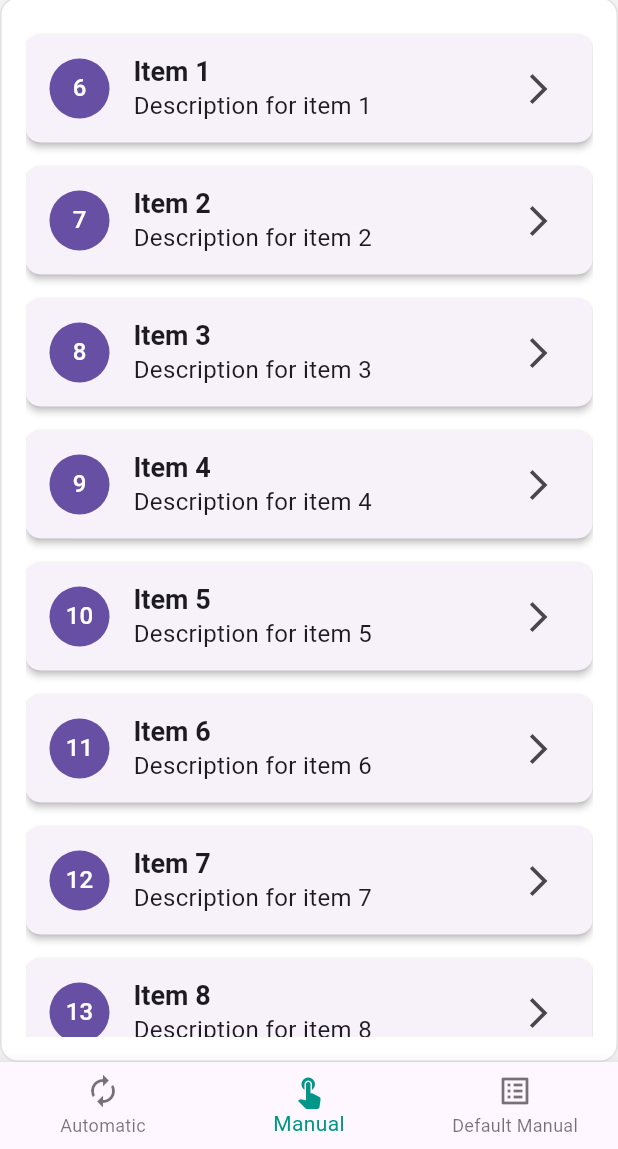
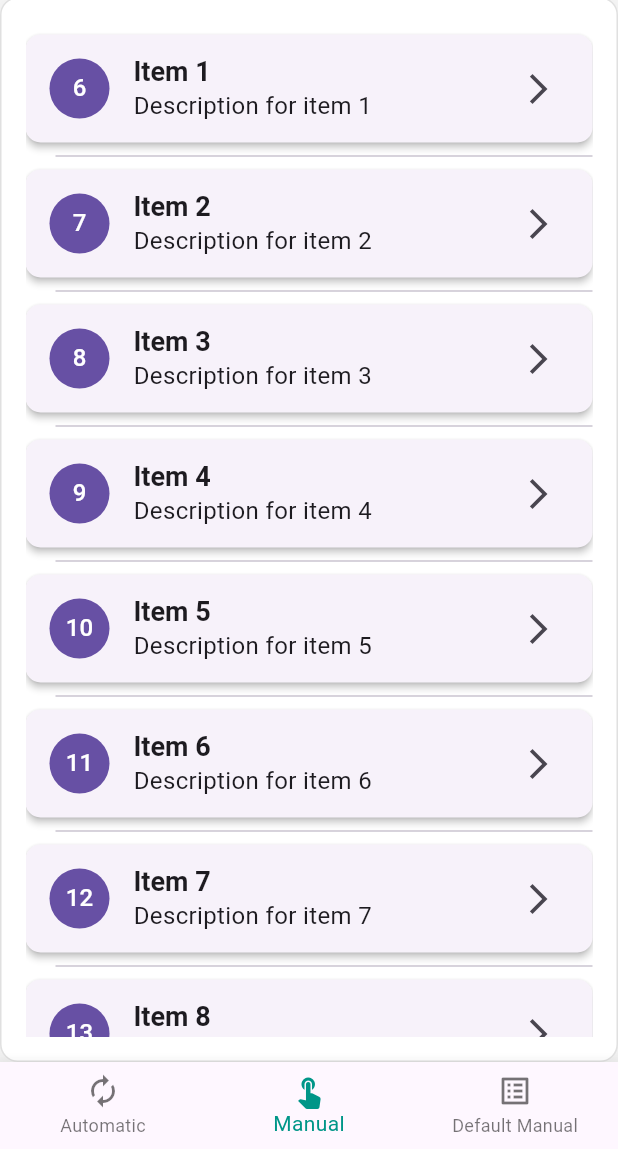
Before and after one commit to FrenkyDema/bloc_infinity_list, a Flutter app: the screen it shows after launch, item 2 of the bottom bar chosen, on a phone screen of 412 x 824 dp, the part 87-1236 px from its top. Run offline on Flutter 3.47's test engine with Material 3 defaults, Android fonts, the phone set to English and light mode, and no system bars; our stand-ins replace equatable, flutter_bloc, plugin_platform_interface.

Commit message:
Adjust padding (#28)
* Adjust padding

Refactoring

* Refactoring

Custom fetch number limit

* Add BoolCallbackAction for sync evaluation

Refactoring showLastDivider

* Add margin field

Refactoring

````diff
--- /dev/null
+++ b/devtools_options.yaml
@@ -0,0 +1,3 @@
+description: This file stores settings for Dart & Flutter DevTools.
+documentation: https://docs.flutter.dev/tools/devtools/extensions#configure-extension-enablement-states
+extensions:
--- /dev/null
+++ b/example/devtools_options.yaml
@@ -0,0 +1,3 @@
+description: This file stores settings for Dart & Flutter DevTools.
+documentation: https://docs.flutter.dev/tools/devtools/extensions#configure-extension-enablement-states
+extensions:
--- a/example/lib/main.dart
+++ b/example/lib/main.dart
@@ -26,7 +26,7 @@ class ListItem {
 /// A custom BLoC that extends [InfiniteListBloc] to fetch [ListItem]s.
 class MyCustomBloc extends InfiniteListBloc<ListItem> {
   /// Constructor accepts an optional list of initial items.
-  MyCustomBloc({super.initialItems});
+  MyCustomBloc({super.initialItems, super.limitFetch});
 
   @override
   Future<List<ListItem>> fetchItems({
@@ -323,7 +323,12 @@ class _ManualInfiniteListPageState extends State<ManualInfiniteListPage> {
         physics: const BouncingScrollPhysics(),
         itemBuilder: _buildListItem,
         loadMoreButtonBuilder: _buildLoadMoreButton,
-        dividerWidget: const SizedBox(height: 0),
+        dividerWidget: const Divider(
+          height: 2,
+          thickness: 1,
+          indent: 20,
+        ),
+        showLastDivider: () => _bloc.state is! NoMoreItemsState,
         loadingWidget: _buildLoadingWidget,
         errorWidget: _buildErrorWidget,
         emptyWidget: _buildEmptyWidget,
@@ -485,7 +490,7 @@ class _ManualInfiniteListPageWithInitialItemsState
       ),
     );
     // Initialize the bloc with initial items
-    _bloc = MyCustomBloc(initialItems: initialItems);
+    _bloc = MyCustomBloc(initialItems: initialItems, limitFetch: 5);
   }
 
   @override
--- a/lib/bloc_infinity_list.dart
+++ b/lib/bloc_infinity_list.dart
@@ -4,6 +4,27 @@ import 'package:flutter/material.dart';
 import 'package:flutter_bloc/flutter_bloc.dart';
 
 import 'infinite_list_bloc/infinite_list_bloc.dart';
+
+/// A typedef representing a callback function that returns a boolean value.
+///
+/// This callback is typically used to determine conditional behaviors within the
+/// [InfiniteListView], such as whether to display the last divider in the list.
+///
+/// ## Usage Example
+///
+/// ```dart
+/// bool shouldShowLastDivider() {
+///   // Your logic here
+///   return true;
+/// }
+///
+/// InfiniteListView<MyItem>.manual(
+///   bloc: myInfiniteListBloc,
+///   itemBuilder: (context, item) => ListTile(title: Text(item.title)),
+///   showLastDivider: shouldShowLastDivider,
+/// );
+/// ```
+typedef BoolCallbackAction = bool Function();
 
 /// An abstract class representing an infinite scrolling list view.
 ///
@@ -90,6 +111,27 @@ abstract class InfiniteListView<T> extends StatefulWidget {
   /// A widget to display between the items in the list.
   final Widget? dividerWidget;
 
+  /// A callback to determine whether to show the last divider in the list.
+  ///
+  /// When building the list items, [InfiniteListView] uses this callback to decide
+  /// if the divider should be displayed after the final item in the list. This is
+  /// useful for scenarios where the last item should not have a trailing divider,
+  /// or when additional conditions need to be met.
+  ///
+  /// ## Example
+  ///
+  /// ```dart
+  /// InfiniteListView<MyItem>.manual(
+  ///   bloc: myInfiniteListBloc,
+  ///   itemBuilder: (context, item) => ListTile(title: Text(item.title)),
+  ///   showLastDivider: () => false, // Hides the last divider
+  /// );
+  /// ```
+  final BoolCallbackAction? showLastDivider;
+
+  /// The margin for the list view.
+  final EdgeInsetsGeometry? margin;
+
   /// The padding for the list view.
   final EdgeInsetsGeometry? padding;
 
@@ -122,6 +164,8 @@ abstract class InfiniteListView<T> extends StatefulWidget {
     this.emptyWidget,
     this.noMoreItemWidget,
     this.dividerWidget,
+    this.showLastDivider,
+    this.margin,
     this.padding,
     this.backgroundColor,
     this.borderRadius,
@@ -145,6 +189,8 @@ abstract class InfiniteListView<T> extends StatefulWidget {
     Widget Function(BuildContext context)? emptyWidget,
     Widget Function(BuildContext context)? noMoreItemWidget,
     Widget? dividerWidget,
+    BoolCallbackAction? showLastDivider,
+    EdgeInsetsGeometry? margin,
     EdgeInsetsGeometry? padding,
     Color? backgroundColor,
     BorderRadiusGeometry? borderRadius,
@@ -162,6 +208,8 @@ abstract class InfiniteListView<T> extends StatefulWidget {
       emptyWidget: emptyWidget,
       noMoreItemWidget: noMoreItemWidget,
       dividerWidget: dividerWidget,
+      showLastDivider: showLastDivider,
+      margin: margin,
       padding: padding,
       backgroundColor: backgroundColor,
       borderRadius: borderRadius,
@@ -188,6 +236,8 @@ abstract class InfiniteListView<T> extends StatefulWidget {
     Widget Function(BuildContext context)? emptyWidget,
     Widget Function(BuildContext context)? noMoreItemWidget,
     Widget? dividerWidget,
+    BoolCallbackAction? showLastDivider,
+    EdgeInsetsGeometry? margin,
     EdgeInsetsGeometry? padding,
     Color? backgroundColor,
     BorderRadiusGeometry? borderRadius,
@@ -207,6 +257,8 @@ abstract class InfiniteListView<T> extends StatefulWidget {
       emptyWidget: emptyWidget,
       noMoreItemWidget: noMoreItemWidget,
       dividerWidget: dividerWidget,
+      showLastDivider: showLastDivider,
+      margin: margin,
       padding: padding,
       backgroundColor: backgroundColor,
       borderRadius: borderRadius,
@@ -233,6 +285,8 @@ class _AutomaticInfiniteListView<T> extends InfiniteListView<T> {
     super.emptyWidget,
     super.noMoreItemWidget,
     super.dividerWidget,
+    super.showLastDivider,
+    super.margin,
     super.padding,
     super.backgroundColor,
     super.borderRadius,
@@ -314,6 +368,7 @@ class _AutomaticInfiniteListViewState<T>
                   (state) => state is LoadedState<T> || state is ErrorState<T>);
             },
             child: Container(
+              margin: widget.margin,
               padding: widget.padding,
               decoration: BoxDecoration(
                 color: widget.backgroundColor,
@@ -407,6 +462,8 @@ class _ManualInfiniteListView<T> extends InfiniteListView<T> {
     super.emptyWidget,
     super.noMoreItemWidget,
     super.dividerWidget,
+    super.showLastDivider,
+    super.margin,
     super.padding,
     super.backgroundColor,
     super.borderRadius,
@@ -455,6 +512,7 @@ class _ManualInfiniteListViewState<T>
                   (state) => state is LoadedState<T> || state is ErrorState<T>);
             },
             child: Container(
+              margin: widget.margin,
               padding: widget.padding,
               decoration: BoxDecoration(
                 color: widget.backgroundColor,
@@ -466,6 +524,7 @@ class _ManualInfiniteListViewState<T>
                 boxShadow: widget.boxShadow,
               ),
               child: ListView.separated(
+                padding: EdgeInsets.zero,
                 // Respect the shrinkWrap parameter
                 shrinkWrap: widget.shrinkWrap,
                 physics: widget.physics ??
@@ -475,8 +534,13 @@ class _ManualInfiniteListViewState<T>
                 // - If shrinkWrap is true, disable internal scrolling
                 // - If shrinkWrap is false, enable scrolling based on the provided physics
                 itemCount: items.length + 1,
-                separatorBuilder: (context, index) =>
-                    widget.dividerWidget ?? const SizedBox.shrink(),
+                separatorBuilder: (context, index) {
+                  if (index != items.length - 1 ||
+                      (widget.showLastDivider?.call() ?? true)) {
+                    return widget.dividerWidget ?? const SizedBox.shrink();
+                  }
+                  return const SizedBox.shrink();
+                },
                 itemBuilder: (context, index) {
                   if (index < items.length) {
                     return widget.itemBuilder(context, items[index]);
@@ -507,11 +571,8 @@ class _ManualInfiniteListViewState<T>
       child: widget.loadMoreButtonBuilder?.call(context) ??
           ElevatedButton(
             key: const Key('loadMoreButton'), // Assigning a unique key here
-            onPressed: isLoading
-                ? null
-                : () {
-                    widget.bloc.add(LoadMoreItemsEvent());
-                  },
+            onPressed:
+                isLoading ? null : () => widget.bloc.add(LoadMoreItemsEvent()),
             style: ElevatedButton.styleFrom(
               minimumSize: const Size(double.infinity, 50),
               backgroundColor: Colors.deepPurple,
--- a/lib/infinite_list_bloc/infinite_list_bloc.dart
+++ b/lib/infinite_list_bloc/infinite_list_bloc.dart
@@ -12,7 +12,7 @@ part 'infinite_list_state.dart';
 abstract class InfiniteListBloc<T>
     extends Bloc<InfiniteListEvent, BaseInfiniteListState<T>> {
   /// Default limit for fetching items in a single request.
-  static const int defaultLimit = 10;
+  late int defaultLimit = 10;
 
   /// A list of initial items to preload, if any.
   final List<T>? initialItems;
@@ -22,6 +22,7 @@ abstract class InfiniteListBloc<T>
   /// Optionally accepts [initialItems] to set up the initial state.
   InfiniteListBloc({
     this.initialItems,
+    int? limitFetch,
   }) : super(
           initialItems != null && initialItems.isNotEmpty
               ? LoadedState<T>(
@@ -31,6 +32,7 @@ abstract class InfiniteListBloc<T>
                 )
               : InitialState<T>(),
         ) {
+    defaultLimit = limitFetch ?? 10;
     on<LoadItemsEvent>(_onLoadItems);
     on<LoadMoreItemsEvent>(_onLoadMoreItems);
   }
````
